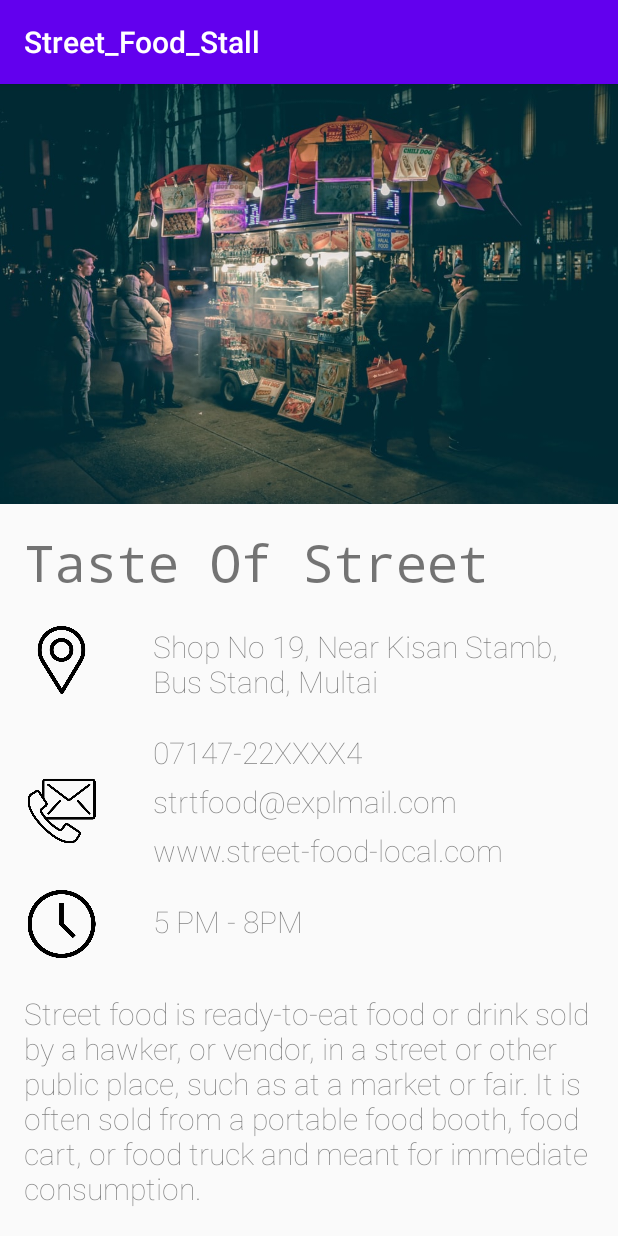
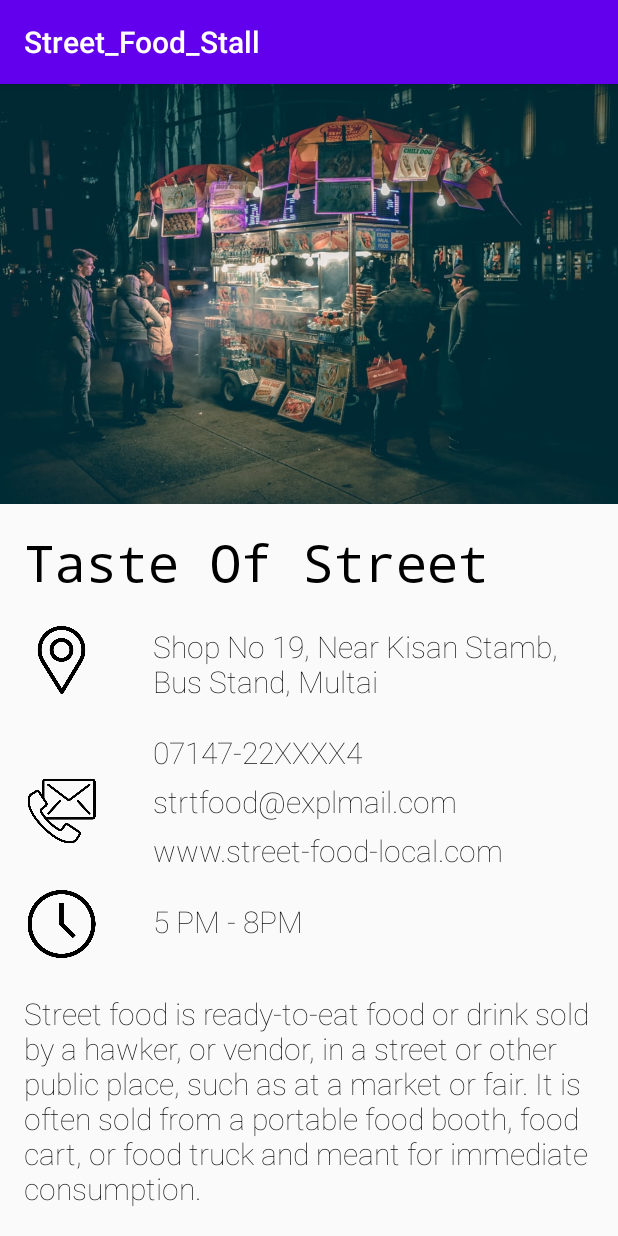
Before and after one commit to i-shivamsoni/Street_Food_Stall, an Android app: the screen it shows after launch (MainActivity), on a phone screen of 412 x 824 dp. Run offline under Robolectric (Android 15) with nearby library versions, the phone set to English and light mode, and no system bars.

Commit message:
intial v-3

```diff
--- a/app/src/main/res/layout/activity_main.xml
+++ b/app/src/main/res/layout/activity_main.xml
@@ -1,6 +1,6 @@
 <?xml version="1.0" encoding="utf-8"?>
 <RelativeLayout xmlns:android="http://schemas.android.com/apk/res/android"
-    xmlns:app="http://schemas.android.com/apk/res-auto"
+
     xmlns:tools="http://schemas.android.com/tools"
     android:layout_width="match_parent"
     android:layout_height="match_parent"
@@ -32,7 +32,9 @@
                 android:layout_marginRight="16dp"
                 android:fontFamily="monospace"
                 android:text="Taste Of Street"
-                android:textSize="34dp" />
+                android:textSize="34sp"
+                android:textColor="@color/black"
+                />
 
             <ImageView
                 android:id="@+id/im02"
@@ -54,7 +56,9 @@
                 android:layout_toRightOf="@id/im02"
                 android:fontFamily="sans-serif-thin"
                 android:text="Shop No 19, Near Kisan Stamb, Bus Stand, Multai"
-                android:textSize="20sp" />
+                android:textSize="20sp"
+                android:textColor="@color/black"
+                />
 
 
             <ImageView
@@ -76,6 +80,7 @@
                 android:layout_marginTop="20dp"
                 android:layout_marginRight="16dp"
                 android:layout_toRightOf="@id/im03"
+
             >
                 <TextView
                     android:layout_width="wrap_content"
@@ -83,6 +88,7 @@
                     android:text="07147-22XXXX4"
                     android:fontFamily="sans-serif-thin"
                     android:textSize="20sp"
+                    android:textColor="@color/black"
                     />
 
                 <TextView
@@ -91,6 +97,7 @@
                     android:layout_marginTop="5dp"
                     android:fontFamily="sans-serif-thin"
                     android:text="strtfood@explmail.com"
+                    android:textColor="@color/black"
                     android:textSize="20sp" />
 
                 <TextView
@@ -99,7 +106,9 @@
                     android:layout_marginTop="5dp"
                     android:fontFamily="sans-serif-thin"
                     android:text="www.street-food-local.com"
-                    android:textSize="20sp" />
+                    android:textSize="20sp"
+                    android:textColor="@color/black"
+                    />
             </LinearLayout>
 
             <ImageView
@@ -122,7 +131,9 @@
                 android:layout_toRightOf="@id/im03"
                 android:fontFamily="sans-serif-thin"
                 android:text="5 PM - 8PM"
-                android:textSize="20sp" />
+                android:textSize="20sp"
+                android:textColor="@color/black"
+                />
 
             <TextView
                 android:layout_width="match_parent"
@@ -133,6 +144,7 @@
                 android:textSize="20sp"
                 android:fontFamily="sans-serif-thin"
                 android:layout_marginBottom="40dp"
+                android:textColor="@color/black"
                 />
         </RelativeLayout>
     </ScrollView>
--- a/app/src/main/res/values/colors.xml
+++ b/app/src/main/res/values/colors.xml
@@ -3,4 +3,5 @@
     <color name="colorPrimary">#6200EE</color>
     <color name="colorPrimaryDark">#3700B3</color>
     <color name="colorAccent">#03DAC5</color>
+    <color name="black">#000000</color>
 </resources>
```
